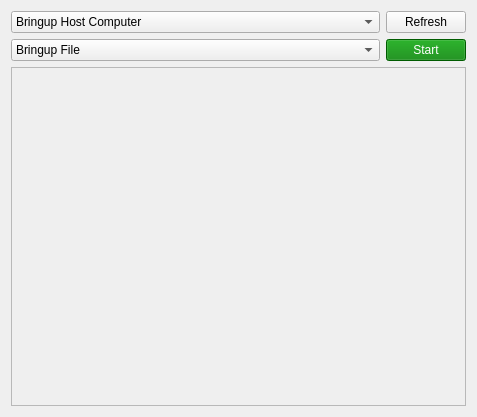
Before: the Qt Designer form riptide_rviz/riptide_rviz/src/Bringup.ui in osu-uwrt/riptide_gui, drawn with Qt 5.
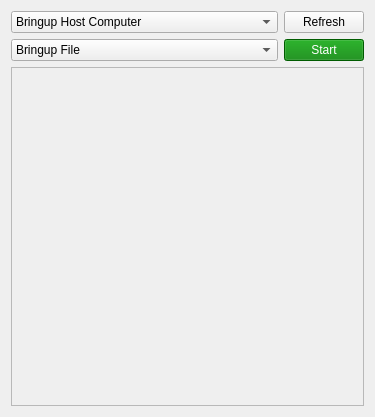
After: the same form once the commit is applied.

What changed in the file:
```diff
--- a/riptide_rviz/riptide_rviz/src/Bringup.ui
+++ b/riptide_rviz/riptide_rviz/src/Bringup.ui
@@ -6,7 +6,7 @@
    <rect>
     <x>0</x>
     <y>0</y>
-    <width>477</width>
+    <width>375</width>
     <height>417</height>
    </rect>
   </property>
@@ -120,7 +120,7 @@
          <rect>
           <x>0</x>
           <y>0</y>
-          <width>455</width>
+          <width>353</width>
           <height>331</height>
          </rect>
         </property>
```
